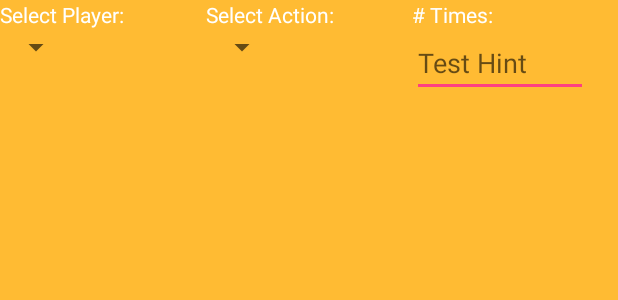
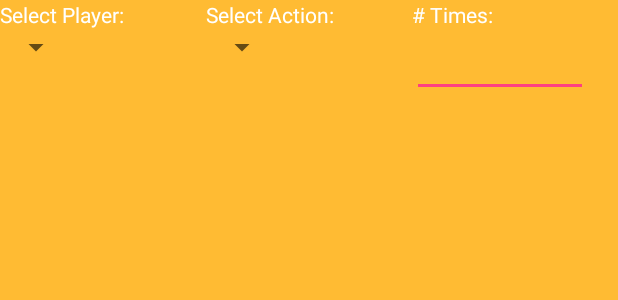
Before and after one commit to DiNear/SwearJar, an Android app: the layout create_new_transaction.xml on its own in the app's theme, with its tools: preview values and no code run, on a phone screen of 412 x 824 dp. Shown: the top 300 px of the screen. Run offline under Robolectric (Android 15) with nearby library versions, the phone set to English and light mode, and no system bars.

Commit message:
Undoing Test Commit

```diff
--- a/app/src/main/res/layout/create_new_transaction.xml
+++ b/app/src/main/res/layout/create_new_transaction.xml
@@ -58,7 +58,6 @@
 
         <EditText
             android:id="@+id/new_game_name"
-            android:hint="Test Hint"
             android:layout_marginEnd="20dp"
             android:layout_width="match_parent"
             android:layout_height="wrap_content"
```
